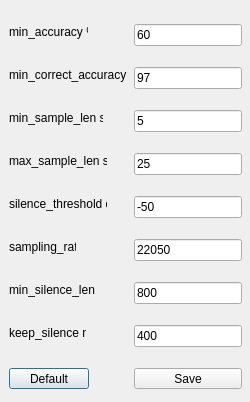
This is GUI/settings_form.ui in Klaasibub/DatasetApp as Qt 5 draws it before an edit. The edited form follows.
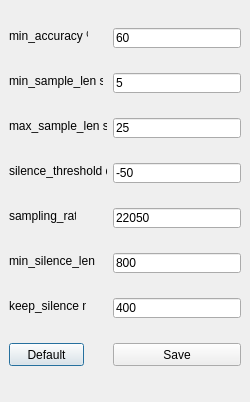
This is the edited form.

Commit message: Removed min_correct_accuracy. Optimized generation of samples. Fixed fatal bugs.

Patch:
```diff
--- a/GUI/settings_form.ui
+++ b/GUI/settings_form.ui
@@ -17,9 +17,9 @@
    <property name="geometry">
     <rect>
      <x>9</x>
-     <y>368</y>
-     <width>80</width>
-     <height>21</height>
+     <y>343</y>
+     <width>75</width>
+     <height>23</height>
     </rect>
    </property>
    <property name="text">
@@ -29,10 +29,10 @@
   <widget class="QPushButton" name="saveBt">
    <property name="geometry">
     <rect>
-     <x>134</x>
-     <y>368</y>
-     <width>108</width>
-     <height>21</height>
+     <x>113</x>
+     <y>343</y>
+     <width>128</width>
+     <height>23</height>
     </rect>
    </property>
    <property name="text">
@@ -43,7 +43,7 @@
    <property name="geometry">
     <rect>
      <x>9</x>
-     <y>24</y>
+     <y>28</y>
      <width>79</width>
      <height>16</height>
     </rect>
@@ -55,47 +55,21 @@
   <widget class="QLineEdit" name="minAccuracyTE">
    <property name="geometry">
     <rect>
-     <x>134</x>
-     <y>24</y>
-     <width>108</width>
-     <height>22</height>
+     <x>113</x>
+     <y>28</y>
+     <width>128</width>
+     <height>20</height>
     </rect>
    </property>
    <property name="text">
     <string>60</string>
    </property>
   </widget>
-  <widget class="QLabel" name="minCorrectAccuracyLabel">
-   <property name="geometry">
-    <rect>
-     <x>9</x>
-     <y>67</y>
-     <width>119</width>
-     <height>16</height>
-    </rect>
-   </property>
-   <property name="text">
-    <string>min_correct_accuracy %</string>
-   </property>
-  </widget>
-  <widget class="QLineEdit" name="minCorrectAccuracyTE">
-   <property name="geometry">
-    <rect>
-     <x>134</x>
-     <y>67</y>
-     <width>108</width>
-     <height>22</height>
-    </rect>
-   </property>
-   <property name="text">
-    <string>97</string>
-   </property>
-  </widget>
   <widget class="QLabel" name="minSampleLenLabel">
    <property name="geometry">
     <rect>
      <x>9</x>
-     <y>110</y>
+     <y>73</y>
      <width>94</width>
      <height>16</height>
     </rect>
@@ -107,10 +81,10 @@
   <widget class="QLineEdit" name="minSampleLenTE">
    <property name="geometry">
     <rect>
-     <x>134</x>
-     <y>110</y>
-     <width>108</width>
-     <height>22</height>
+     <x>113</x>
+     <y>73</y>
+     <width>128</width>
+     <height>20</height>
     </rect>
    </property>
    <property name="text">
@@ -121,7 +95,7 @@
    <property name="geometry">
     <rect>
      <x>9</x>
-     <y>153</y>
+     <y>118</y>
      <width>98</width>
      <height>16</height>
     </rect>
@@ -133,10 +107,10 @@
   <widget class="QLineEdit" name="maxSampleLenTE">
    <property name="geometry">
     <rect>
-     <x>134</x>
-     <y>153</y>
-     <width>108</width>
-     <height>22</height>
+     <x>113</x>
+     <y>118</y>
+     <width>128</width>
+     <height>20</height>
     </rect>
    </property>
    <property name="text">
@@ -147,7 +121,7 @@
    <property name="geometry">
     <rect>
      <x>9</x>
-     <y>196</y>
+     <y>163</y>
      <width>98</width>
      <height>16</height>
     </rect>
@@ -159,10 +133,10 @@
   <widget class="QLineEdit" name="silenceThresholdTE">
    <property name="geometry">
     <rect>
-     <x>134</x>
-     <y>196</y>
-     <width>108</width>
-     <height>22</height>
+     <x>113</x>
+     <y>163</y>
+     <width>128</width>
+     <height>20</height>
     </rect>
    </property>
    <property name="text">
@@ -173,7 +147,7 @@
    <property name="geometry">
     <rect>
      <x>9</x>
-     <y>239</y>
+     <y>208</y>
      <width>67</width>
      <height>16</height>
     </rect>
@@ -185,10 +159,10 @@
   <widget class="QLineEdit" name="samplingRateTE">
    <property name="geometry">
     <rect>
-     <x>134</x>
-     <y>239</y>
-     <width>108</width>
-     <height>22</height>
+     <x>113</x>
+     <y>208</y>
+     <width>128</width>
+     <height>20</height>
     </rect>
    </property>
    <property name="text">
@@ -199,7 +173,7 @@
    <property name="geometry">
     <rect>
      <x>9</x>
-     <y>282</y>
+     <y>253</y>
      <width>90</width>
      <height>16</height>
     </rect>
@@ -211,10 +185,10 @@
   <widget class="QLineEdit" name="minSilenceLenTE">
    <property name="geometry">
     <rect>
-     <x>134</x>
-     <y>282</y>
-     <width>108</width>
-     <height>22</height>
+     <x>113</x>
+     <y>253</y>
+     <width>128</width>
+     <height>20</height>
     </rect>
    </property>
    <property name="text">
@@ -225,7 +199,7 @@
    <property name="geometry">
     <rect>
      <x>9</x>
-     <y>325</y>
+     <y>298</y>
      <width>77</width>
      <height>16</height>
     </rect>
@@ -237,10 +211,10 @@
   <widget class="QLineEdit" name="keepSilenceTE">
    <property name="geometry">
     <rect>
-     <x>134</x>
-     <y>325</y>
-     <width>108</width>
-     <height>22</height>
+     <x>113</x>
+     <y>298</y>
+     <width>128</width>
+     <height>20</height>
     </rect>
    </property>
    <property name="text">
```
The commit also changes 6 other files.
